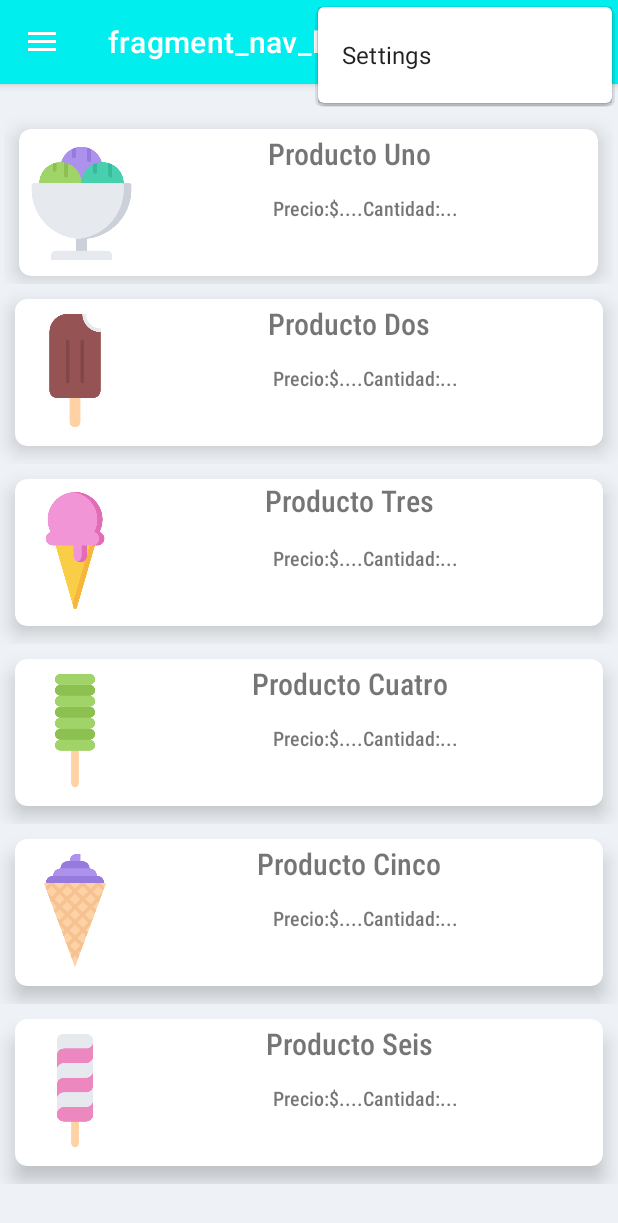
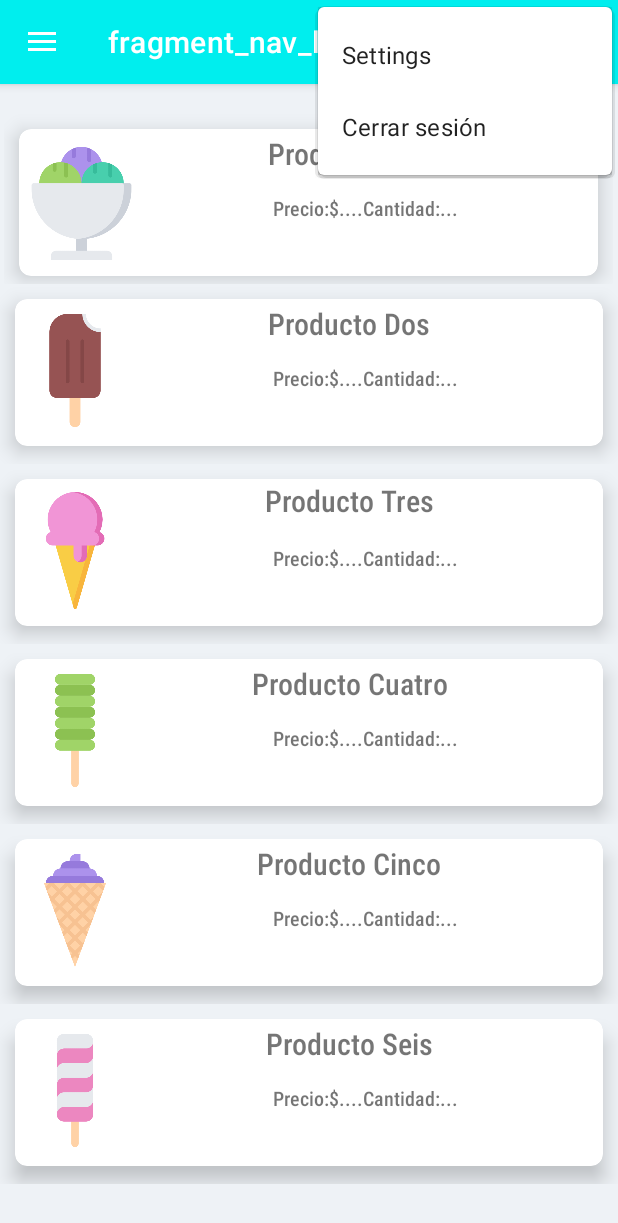
Before and after one commit to JuanDiaz-1/E-gluu, an Android app: the screen it shows after launch once a user with an empty profile is signed in (MainActivity), with the options menu open, on a phone screen of 412 x 824 dp. Shown: the top 1223 px of the screen. Run offline under Robolectric (Android 15) with nearby library versions, the phone set to English and light mode, and no system bars; our stand-ins replace Firebase (no records; nobody signed in at launch, a user with empty details on screens opened directly), navigation-ui.

Commit message:
Cerrar sesion

```diff
--- a/NavDrawer/app/src/main/res/menu/main.xml
+++ b/NavDrawer/app/src/main/res/menu/main.xml
@@ -3,7 +3,13 @@
     xmlns:app="http://schemas.android.com/apk/res-auto">
     <item
         android:id="@+id/action_settings"
-        android:orderInCategory="100"
+        android:orderInCategory="1"
         android:title="@string/action_settings"
         app:showAsAction="never" />
+
+    <item android:id="@+id/out"
+        android:title="@string/cerrarsesion"
+        android:orderInCategory="2"
+        />
+
 </menu>
--- a/NavDrawer/app/src/main/res/values/strings.xml
+++ b/NavDrawer/app/src/main/res/values/strings.xml
@@ -53,4 +53,5 @@
     <!-- Strings Eliminar-->
     <string name="appeliminar">Eliminar Producto</string>
     <string name="detalleselimnar">Presione el boton para escanear el codigo QR del producto </string>
+    <string name="cerrarsesion">Cerrar sesión</string>
 </resources>
```
Also changed, not shown: NavDrawer/app/src/main/java/mx/ita/navdrawer/MainActivity.java (+28 -0 lines).
